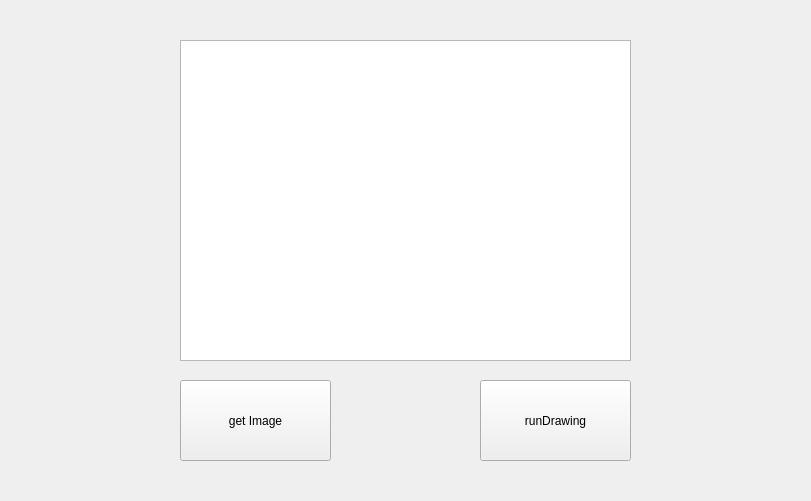
This is ui/delta.ui in lifeisegg123/delta_robot as Qt 5 draws it before an edit. The edited form follows.
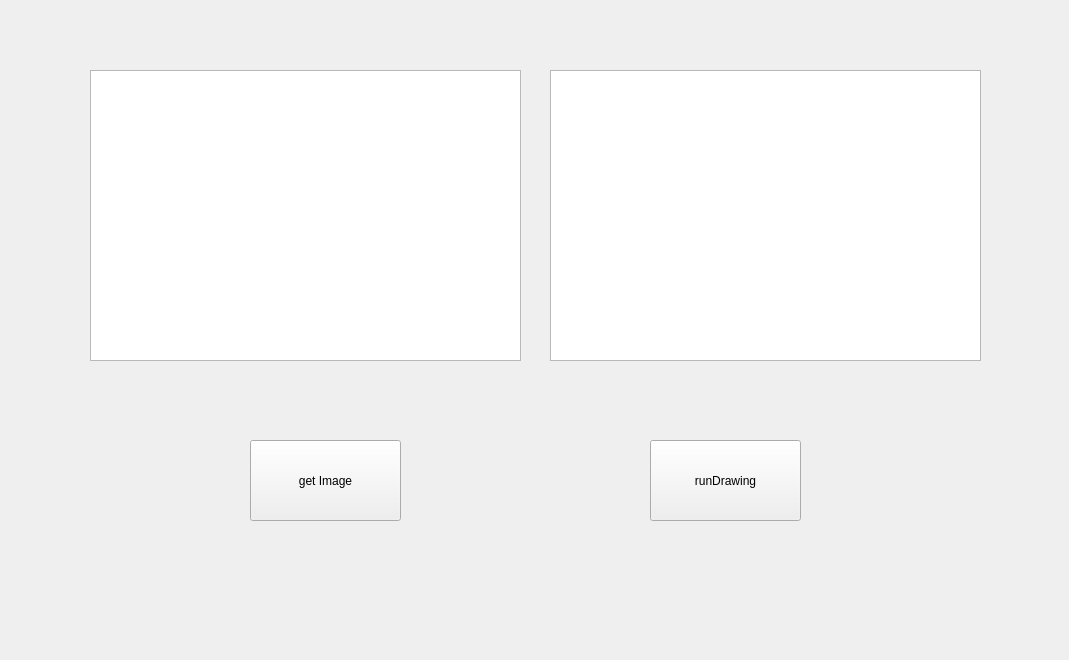
This is the edited form.

Commit message: UI & Face Rect has been Fixed

Patch:
```diff
--- a/ui/delta.ui
+++ b/ui/delta.ui
@@ -6,8 +6,8 @@
    <rect>
     <x>0</x>
     <y>0</y>
-    <width>811</width>
-    <height>501</height>
+    <width>1069</width>
+    <height>660</height>
    </rect>
   </property>
   <property name="windowTitle">
@@ -16,8 +16,8 @@
   <widget class="QPushButton" name="getImage">
    <property name="geometry">
     <rect>
-     <x>180</x>
-     <y>380</y>
+     <x>250</x>
+     <y>440</y>
      <width>151</width>
      <height>81</height>
     </rect>
@@ -29,8 +29,8 @@
   <widget class="QPushButton" name="runDrawing">
    <property name="geometry">
     <rect>
-     <x>480</x>
-     <y>380</y>
+     <x>650</x>
+     <y>440</y>
      <width>151</width>
      <height>81</height>
     </rect>
@@ -42,10 +42,20 @@
   <widget class="QGraphicsView" name="picture">
    <property name="geometry">
     <rect>
-     <x>180</x>
-     <y>40</y>
-     <width>451</width>
-     <height>321</height>
+     <x>90</x>
+     <y>70</y>
+     <width>431</width>
+     <height>291</height>
+    </rect>
+   </property>
+  </widget>
+  <widget class="QGraphicsView" name="Face">
+   <property name="geometry">
+    <rect>
+     <x>550</x>
+     <y>70</y>
+     <width>431</width>
+     <height>291</height>
     </rect>
    </property>
   </widget>
```
Left out of the diff: 4 changed lines with no effect on the pictures. The commit also changes 22 other files.
